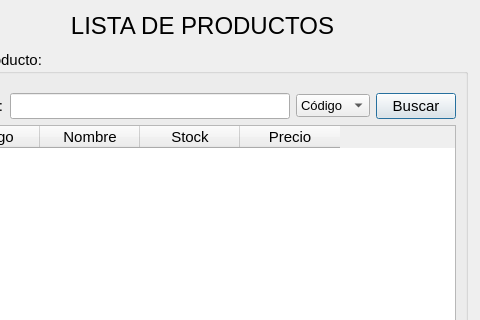
First picture: the form in ui/lista_productos.ui, repository nashvent/libreria, before the edit; both pictures show x 83 to 563 and y 0 to 320 of the 563 by 568 pixel window.
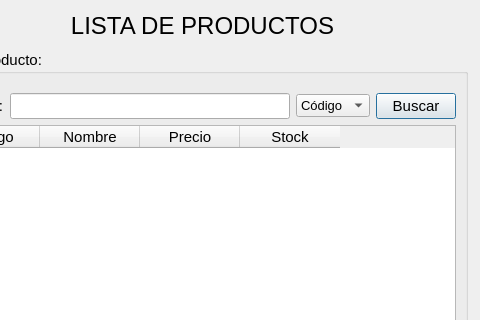
Second picture: the form after the edit. Icons and pictures are not drawn.

Commit message: ui datos del comprador

```diff
--- a/ui/lista_productos.ui
+++ b/ui/lista_productos.ui
@@ -129,12 +129,12 @@
       </column>
       <column>
        <property name="text">
-        <string>Stock</string>
+        <string>Precio</string>
        </property>
       </column>
       <column>
        <property name="text">
-        <string>Precio</string>
+        <string>Stock</string>
        </property>
       </column>
      </widget>
```
The commit also changes 3 other files.
